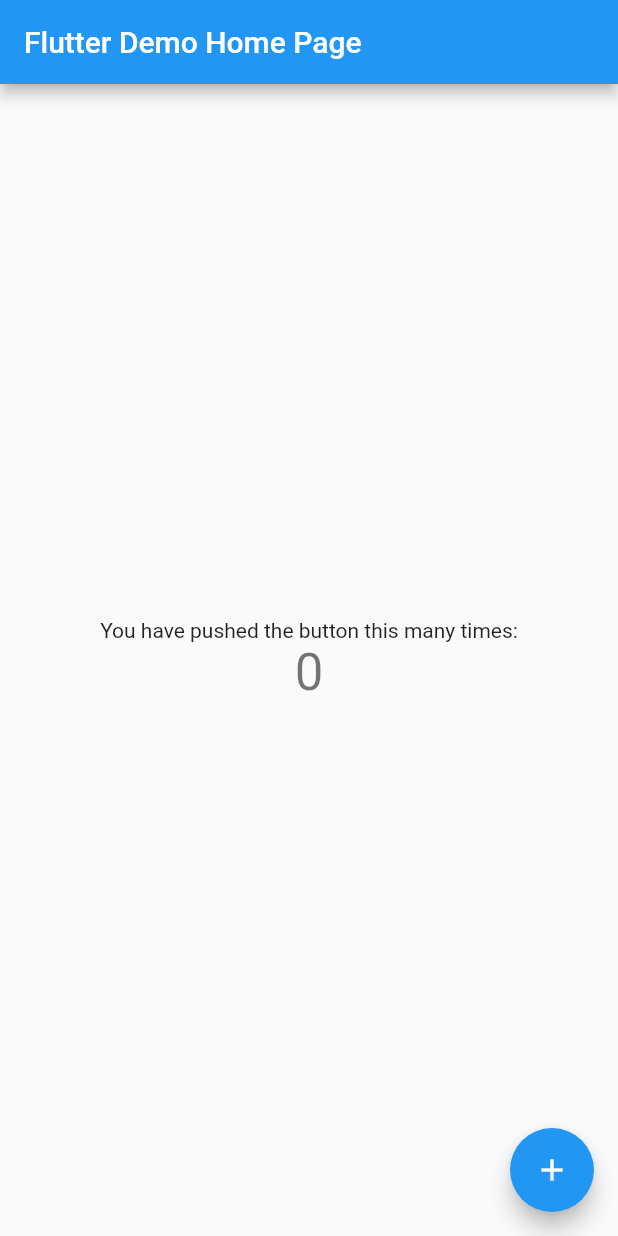
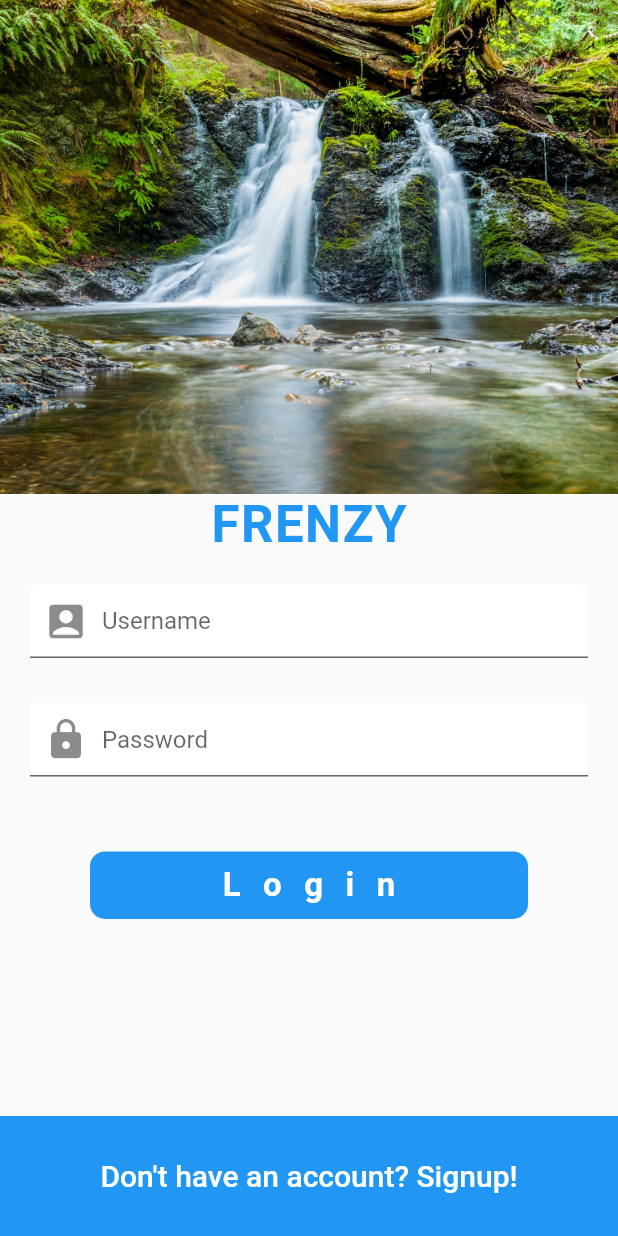
Before and after one commit to datanonymous/flutter_social, a Flutter app: the screen it shows after launch, on a phone screen of 412 x 824 dp. Run offline on Flutter 3.47's test engine with Material 2 defaults, Android fonts, the phone set to English and light mode, and no system bars.

Commit message:
8/30/2020

```diff
--- a/lib/main.dart
+++ b/lib/main.dart
@@ -1,4 +1,5 @@
 import 'package:flutter/material.dart';
+import 'package:flutter_social/screens/login_screen.dart';
 
 void main() {
   runApp(MyApp());
@@ -9,97 +10,13 @@ class MyApp extends StatelessWidget {
   @override
   Widget build(BuildContext context) {
     return MaterialApp(
-      title: 'Flutter Demo',
+      title: 'Flutter Social UI',
+      debugShowCheckedModeBanner: false,
       theme: ThemeData(
-        primarySwatch: Colors.blue,
+        primaryColor: Colors.blue,
         visualDensity: VisualDensity.adaptivePlatformDensity,
       ),
-      home: MyHomePage(title: 'Flutter Demo Home Page'),
+      home: LoginScreen(),
     );
   }
 }
-
-class MyHomePage extends StatefulWidget {
-  MyHomePage({Key key, this.title}) : super(key: key);
-
-  // This widget is the home page of your application. It is stateful, meaning
-  // that it has a State object (defined below) that contains fields that affect
-  // how it looks.
-
-  // This class is the configuration for the state. It holds the values (in this
-  // case the title) provided by the parent (in this case the App widget) and
-  // used by the build method of the State. Fields in a Widget subclass are
-  // always marked "final".
-
-  final String title;
-
-  @override
-  _MyHomePageState createState() => _MyHomePageState();
-}
-
-class _MyHomePageState extends State<MyHomePage> {
-  int _counter = 0;
-
-  void _incrementCounter() {
-    setState(() {
-      // This call to setState tells the Flutter framework that something has
-      // changed in this State, which causes it to rerun the build method below
-      // so that the display can reflect the updated values. If we changed
-      // _counter without calling setState(), then the build method would not be
-      // called again, and so nothing would appear to happen.
-      _counter++;
-    });
-  }
-
-  @override
-  Widget build(BuildContext context) {
-    // This method is rerun every time setState is called, for instance as done
-    // by the _incrementCounter method above.
-    //
-    // The Flutter framework has been optimized to make rerunning build methods
-    // fast, so that you can just rebuild anything that needs updating rather
-    // than having to individually change instances of widgets.
-    return Scaffold(
-      appBar: AppBar(
-        // Here we take the value from the MyHomePage object that was created by
-        // the App.build method, and use it to set our appbar title.
-        title: Text(widget.title),
-      ),
-      body: Center(
-        // Center is a layout widget. It takes a single child and positions it
-        // in the middle of the parent.
-        child: Column(
-          // Column is also a layout widget. It takes a list of children and
-          // arranges them vertically. By default, it sizes itself to fit its
-          // children horizontally, and tries to be as tall as its parent.
-          //
-          // Invoke "debug painting" (press "p" in the console, choose the
-          // "Toggle Debug Paint" action from the Flutter Inspector in Android
-          // Studio, or the "Toggle Debug Paint" command in Visual Studio Code)
-          // to see the wireframe for each widget.
-          //
-          // Column has various properties to control how it sizes itself and
-          // how it positions its children. Here we use mainAxisAlignment to
-          // center the children vertically; the main axis here is the vertical
-          // axis because Columns are vertical (the cross axis would be
-          // horizontal).
-          mainAxisAlignment: MainAxisAlignment.center,
-          children: <Widget>[
-            Text(
-              'You have pushed the button this many times:',
-            ),
-            Text(
-              '$_counter',
-              style: Theme.of(context).textTheme.headline4,
-            ),
-          ],
-        ),
-      ),
-      floatingActionButton: FloatingActionButton(
-        onPressed: _incrementCounter,
-        tooltip: 'Increment',
-        child: Icon(Icons.add),
-      ), // This trailing comma makes auto-formatting nicer for build methods.
-    );
-  }
-}
--- /dev/null
+++ b/lib/screens/login_screen.dart
@@ -0,0 +1,114 @@
+import 'package:flutter/material.dart';
+
+class LoginScreen extends StatefulWidget {
+  @override
+  _LoginScreenState createState() => _LoginScreenState();
+}
+
+class _LoginScreenState extends State<LoginScreen> {
+  @override
+  Widget build(BuildContext context) {
+    return Scaffold(
+      body: SingleChildScrollView(
+        child: Container(
+          height: MediaQuery.of(context).size.height,
+          child: Column(
+            children: [
+              Image(
+                image: AssetImage('assets/images/login_background.jpg'),
+                height: MediaQuery.of(context).size.height / 2.5,
+                fit: BoxFit.cover,
+                width: double.infinity,
+              ),
+              Text(
+                'FRENZY',
+                style: TextStyle(
+                  color: Theme.of(context).primaryColor,
+                  fontSize: 34,
+                  fontWeight: FontWeight.bold,
+                  letterSpacing: 1.0,
+                ),
+              ),
+              SizedBox(height: 10),
+              Padding(
+                padding: EdgeInsets.symmetric(horizontal: 20, vertical: 10.0),
+                child: TextField(
+                  decoration: InputDecoration(
+                    contentPadding: EdgeInsets.symmetric(vertical: 15),
+                    fillColor: Colors.white,
+                    filled: true,
+                    hintText: 'Username',
+                    prefixIcon: Icon(
+                      Icons.account_box,
+                      size: 30,
+                    ),
+                  ),
+                ),
+              ),
+              SizedBox(height: 10),
+              Padding(
+                padding: EdgeInsets.symmetric(horizontal: 20, vertical: 10.0),
+                child: TextField(
+                  decoration: InputDecoration(
+                    contentPadding: EdgeInsets.symmetric(vertical: 15),
+                    fillColor: Colors.white,
+                    filled: true,
+                    hintText: 'Password',
+                    prefixIcon: Icon(
+                      Icons.lock,
+                      size: 30,
+                    ),
+                  ),
+                  // obscureText: true,
+                ),
+              ),
+              SizedBox(height: 40),
+              GestureDetector(
+                onTap: () {},
+                child: Container(
+                  margin: EdgeInsets.symmetric(horizontal: 60),
+                  alignment: Alignment.center,
+                  height: 45,
+                  decoration: BoxDecoration(
+                    color: Theme.of(context).primaryColor,
+                    borderRadius: BorderRadius.circular(10),
+                  ),
+                  child: Text(
+                    'Login',
+                    style: TextStyle(
+                      color: Colors.white,
+                      fontSize: 22,
+                      fontWeight: FontWeight.w600,
+                      letterSpacing: 15,
+                    ),
+                  ),
+                ),
+              ),
+              Expanded(
+                child: Align( //https://www.youtube.com/watch?v=g2E7yl3MwMk
+                  alignment: FractionalOffset.bottomCenter,
+                  child: GestureDetector(
+                    onTap: (){},
+                    child: Container(
+                      alignment: Alignment.center,
+                      color: Theme.of(context).primaryColor,
+                      height: 80,
+                      child: Text(
+                        'Don\'t have an account? Signup!',
+                        style: TextStyle(
+                          color: Colors.white,
+                          fontSize: 20,
+                          fontWeight: FontWeight.w500,
+                        ),
+                      ),
+                    ),
+                  ),
+                ),
+              ),
+            ],
+          ),
+        ),
+      ),
+    );
+  }
+}
```
